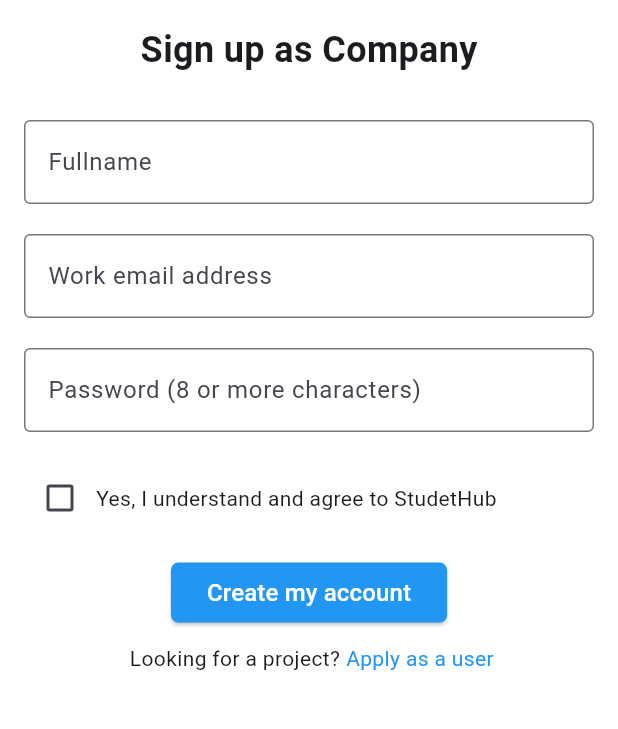
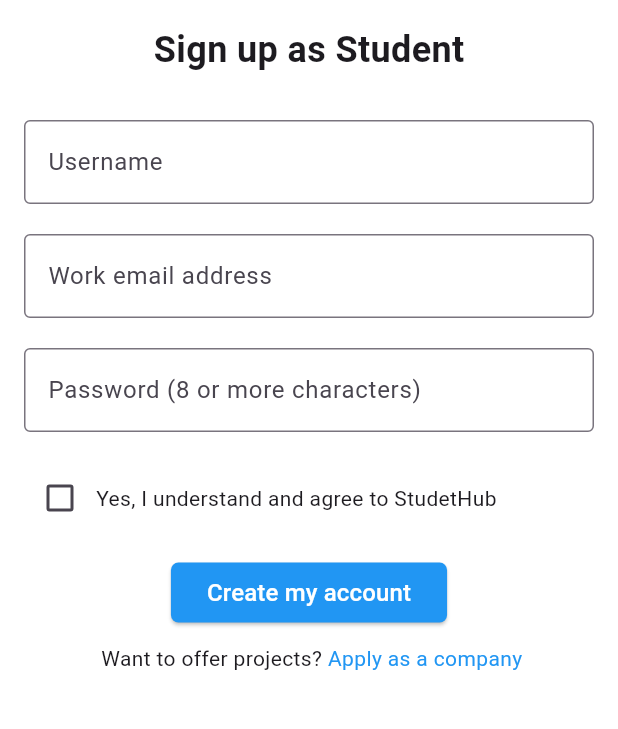
Before and after one commit to TriTran1911/studenthub, a Flutter app: the SignUp2 screen opened directly, after a tap on "Apply as a user", on a phone screen of 412 x 824 dp, the part 84-813 px from its top. Run offline on Flutter 3.47's test engine with Material 3 defaults, Android fonts, the phone set to English and light mode, and no system bars; our stand-ins replace file_picker; statements that could not run were skipped.

Commit message:
data controller

```diff
--- a/lib/components/controller.dart
+++ b/lib/components/controller.dart
@@ -1,5 +1,10 @@
 class User {
   static String username = '';
+  static String email = '';
   static String password = '';
   static bool isCompany = true;
+  static String nstaff = '';
+  static String cname = '';
+  static String website = '';
+  static String description = '';
 }
--- a/lib/screens/Entry/Login.dart
+++ b/lib/screens/Entry/Login.dart
@@ -9,7 +9,6 @@
 
   @override
   Widget build(BuildContext context) {
-    print(User.isCompany);
     return Scaffold(
       appBar: CustomAppBar(),
       resizeToAvoidBottomInset:
--- a/lib/screens/Entry/signUp1.dart
+++ b/lib/screens/Entry/signUp1.dart
@@ -2,6 +2,7 @@
 import '/components/custom_appbar.dart';
 import 'signUp2.dart';
 import 'login.dart';
+import '/components/controller.dart';
 
 class SignUp1 extends StatefulWidget {
   @override
@@ -95,6 +96,11 @@
             ElevatedButton(
               onPressed: () {
                 if (_isCompany || _isStudent) {
+                  if (_isCompany) {
+                    User.isCompany = true;
+                  } else {
+                    User.isCompany = false;
+                  }
                   Navigator.pushReplacement(
                     context,
                     MaterialPageRoute(builder: (context) => SignUp2()),
--- a/lib/screens/Entry/signUp2.dart
+++ b/lib/screens/Entry/signUp2.dart
@@ -1,6 +1,7 @@
 import 'package:flutter/material.dart';
 import 'package:studenthub/screens/action/account.dart';
 import '/components/custom_appbar.dart';
+import '/components/controller.dart';
 
 class SignUp2 extends StatefulWidget {
   @override
@@ -8,8 +9,7 @@
 }
 
 class _Signup2State extends State<SignUp2> {
-  bool _isCompany = true; // Track the user type
-  final _fullNameController = TextEditingController();
+  final _userNameController = TextEditingController();
   final _emailController = TextEditingController();
   final _passwordController = TextEditingController();
   bool _agreedToTerms = false;
@@ -27,14 +27,14 @@
             children: [
               Center(
                 child: Text(
-                  _isCompany ? 'Sign up as Company' : 'Sign up as Student',
+                  User.isCompany ? 'Sign up as Company' : 'Sign up as Student',
                   style: TextStyle(fontSize: 24.0, fontWeight: FontWeight.bold),
                 ),
               ),
               SizedBox(height: 20.0),
               ChatBubble(
-                textEditingController: _fullNameController,
-                label: 'Fullname',
+                textEditingController: _userNameController,
+                label: 'Username',
               ),
               ChatBubble(
                 textEditingController: _emailController,
@@ -93,23 +93,21 @@
                 mainAxisAlignment: MainAxisAlignment.center,
                 children: [
                   Text(
-                    _isCompany
+                    User.isCompany
                         ? "Looking for a project?  "
                         : "Want to offer projects?  ",
                     textAlign: TextAlign.center,
                   ),
                   GestureDetector(
                     onTap: () {
-                      setState(() {
-                        _isCompany = !_isCompany; // Toggle user type
-                      });
-                      Navigator.push(
+                      User.isCompany = !User.isCompany; // Toggle user type
+                      Navigator.pushReplacement(
                         context,
                         MaterialPageRoute(builder: (context) => SignUp2()),
                       );
                     },
                     child: Text(
-                      _isCompany ? "Apply as a user" : "Apply as a company",
+                      User.isCompany ? "Apply as a user" : "Apply as a company",
                       textAlign: TextAlign.center,
                       style: TextStyle(
                         color: Colors.blue,
@@ -126,14 +124,13 @@
   }
 
   void _handleSignup() {
-    print('Signup with:');
-    print('Fullname: ${_fullNameController.text}');
-    print('Email: ${_emailController.text}');
-    print('Password: ${_passwordController.text}');
+    User.username = _userNameController.text;
+    User.email = _emailController.text;
+    User.password = _passwordController.text;
   }
 
   bool _checkSignup() {
-    if (_fullNameController.text.isEmpty ||
+    if (_userNameController.text.isEmpty ||
         _emailController.text.isEmpty ||
         _passwordController.text.isEmpty) {
       ScaffoldMessenger.of(context).showSnackBar(
```
Also changed, not shown: lib/screens/Profile/CprofileInputWithoutProfile.dart (+32 -6 lines).
